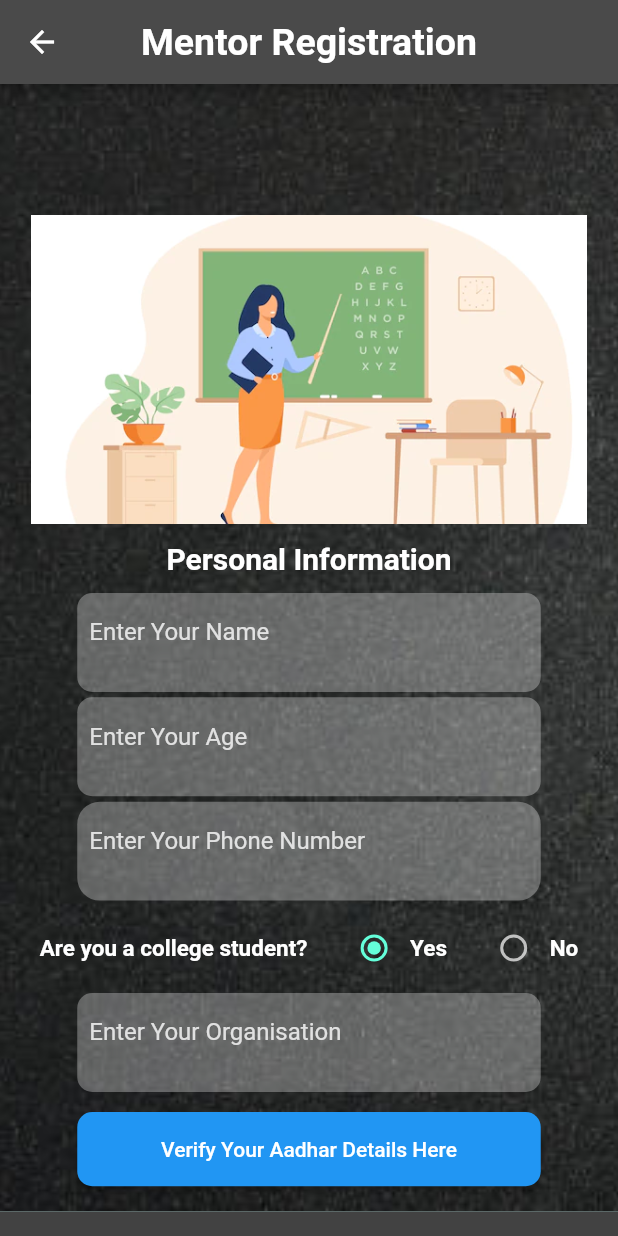
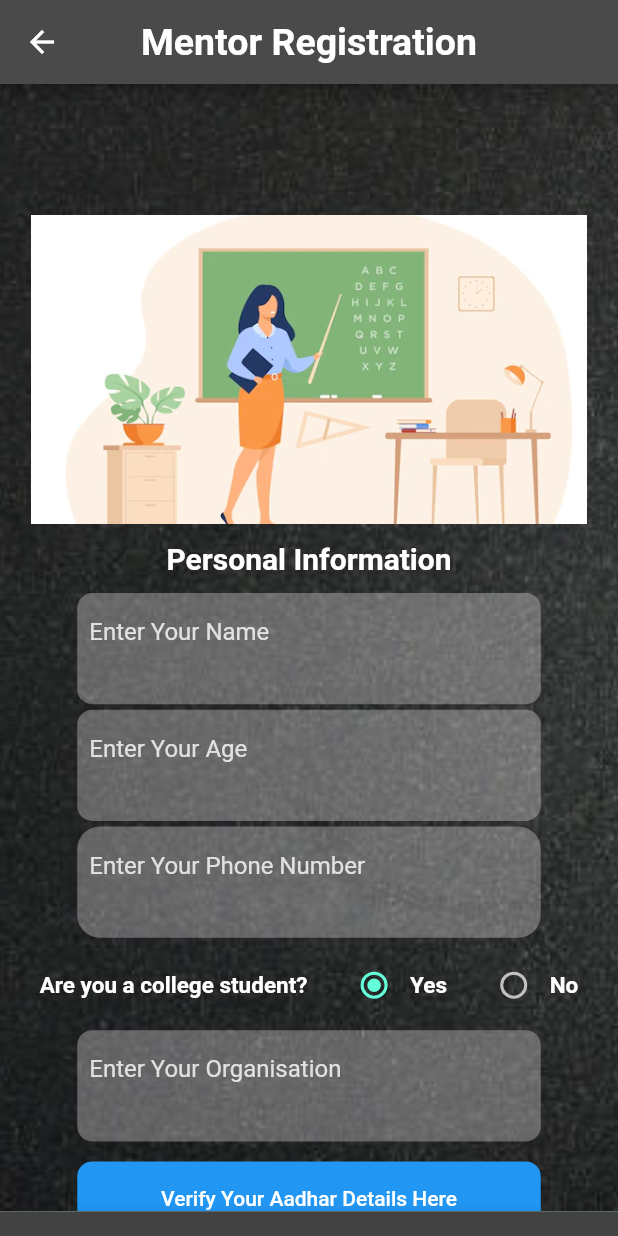
Before and after one commit to DiyaSingla/Learn-Aid, a Flutter app: the MentorFirstPage screen opened directly with empty values, on a phone screen of 412 x 824 dp. Run offline on Flutter 3.47's test engine with Material 2 defaults, Android fonts, the phone set to English and light mode, and no system bars; our stand-ins replace cloud_firestore, firebase_auth, firebase_core; accounts and stored records are empty; Roboto replaces fonts that are missing (Alkalami).

```diff
--- a/lib/mentor_first_page.dart
+++ b/lib/mentor_first_page.dart
@@ -90,7 +90,7 @@ class _MentorFirstPageState extends State<MentorFirstPage> {
               height: MediaQuery.of(context).size.height * 0.005,
             ),
             Container(
-              height: MediaQuery.of(context).size.height * 0.08,
+              height: MediaQuery.of(context).size.height * 0.09,
               width: MediaQuery.of(context).size.width * 0.75,
               margin: const EdgeInsets.symmetric(vertical: 1, horizontal: 0),
               padding: const EdgeInsets.symmetric(vertical: 1, horizontal: 0),
@@ -121,7 +121,7 @@ class _MentorFirstPageState extends State<MentorFirstPage> {
               height: MediaQuery.of(context).size.height * 0.002,
             ),
             Container(
-              height: MediaQuery.of(context).size.height * 0.08,
+              height: MediaQuery.of(context).size.height * 0.09,
               width: MediaQuery.of(context).size.width * 0.75,
               margin: const EdgeInsets.symmetric(vertical: 1, horizontal: 0),
               padding: const EdgeInsets.symmetric(vertical: 1, horizontal: 0),
@@ -152,7 +152,7 @@ class _MentorFirstPageState extends State<MentorFirstPage> {
               height: MediaQuery.of(context).size.height * 0.002,
             ),
             Container(
-              height: MediaQuery.of(context).size.height * 0.08,
+              height: MediaQuery.of(context).size.height * 0.09,
               width: MediaQuery.of(context).size.width * 0.75,
               margin: const EdgeInsets.symmetric(vertical: 1, horizontal: 0),
               padding: const EdgeInsets.symmetric(vertical: 1, horizontal: 0),
@@ -241,7 +241,7 @@ class _MentorFirstPageState extends State<MentorFirstPage> {
               ),
             ),
             Container(
-              height: MediaQuery.of(context).size.height * 0.08,
+              height: MediaQuery.of(context).size.height * 0.09,
               width: MediaQuery.of(context).size.width * 0.75,
               margin: const EdgeInsets.symmetric(vertical: 1, horizontal: 0),
               padding: const EdgeInsets.symmetric(vertical: 1, horizontal: 0),
@@ -286,7 +286,7 @@ class _MentorFirstPageState extends State<MentorFirstPage> {
                 ),
                 child: Container(
                   alignment: Alignment.center,
-                  height: MediaQuery.of(context).size.height * 0.08,
+                  height: MediaQuery.of(context).size.height * 0.09,
                   width: MediaQuery.of(context).size.width * 0.75,
                   child: Text('Verify Your Aadhar Details Here'),
                 ),
```
Also changed, not shown: lib/ngo_first_page.dart (+4 -4 lines).
